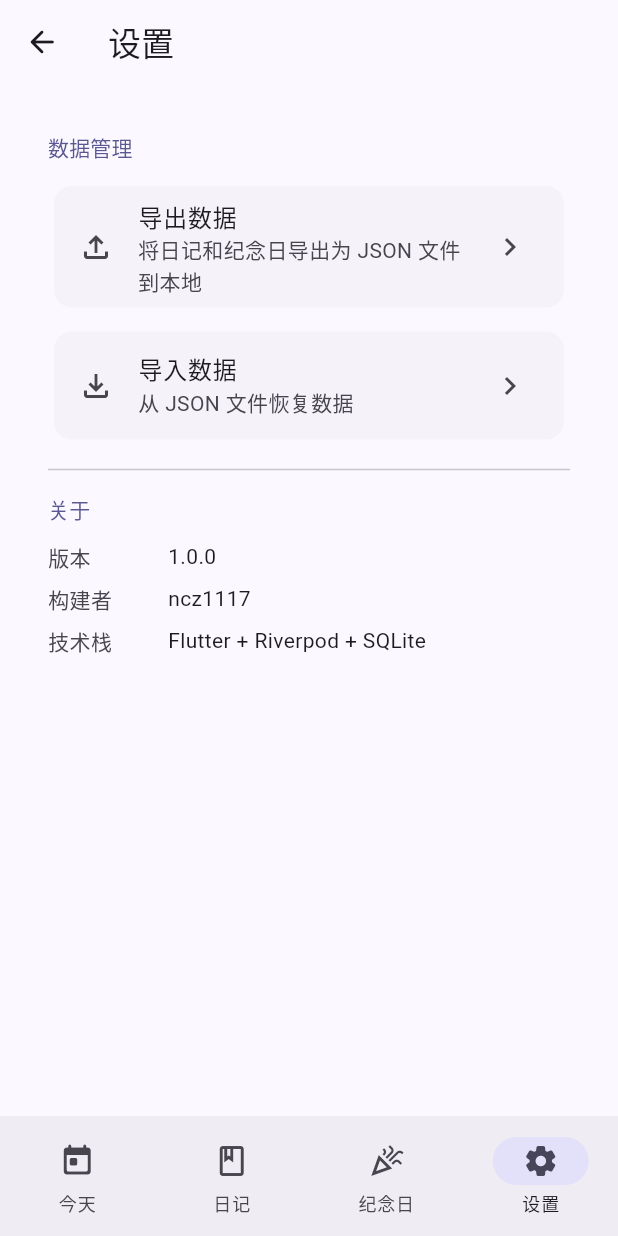
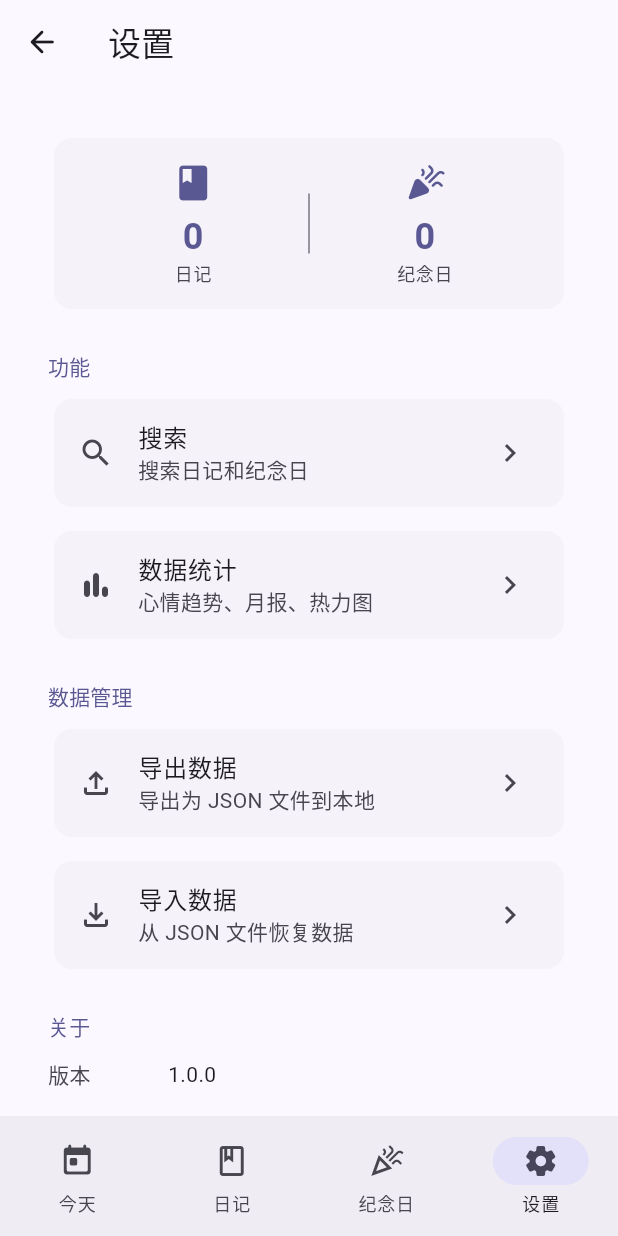
Before and after one commit to ncz1117/TraceLife, a Flutter app: the SettingsPage screen opened by its route, on a phone screen of 412 x 824 dp. Run offline on Flutter 3.47's test engine with Material 3 defaults, Android fonts, the phone set to English and light mode, and no system bars; our stand-ins replace file_picker, fl_chart, flutter_riverpod, freezed_annotation, go_router, sqflite and 1 more; missing offline and left inert: dart:html; accounts and stored records are empty.

Commit message:
feat: V2 Phase 7 - 设置页扩展：概览卡+导航+导入失效

```diff
--- a/lib/features/settings/settings_page.dart
+++ b/lib/features/settings/settings_page.dart
@@ -1,19 +1,23 @@
 import 'dart:io' show File;
 import 'package:flutter/foundation.dart';
 import 'package:flutter/material.dart';
+import 'package:flutter_riverpod/flutter_riverpod.dart';
+import 'package:go_router/go_router.dart';
 import 'package:file_picker/file_picker.dart';
 import '../../shared/widgets/app_scaffold.dart';
 import '../../shared/widgets/error_boundary.dart';
 import '../../core/theme/app_spacing.dart';
 import '../../core/services/backup_service.dart';
 import '../../core/services/downloader.dart';
+import '../stats/providers/stats_providers.dart';
 
-class SettingsPage extends StatelessWidget {
+class SettingsPage extends ConsumerWidget {
   const SettingsPage({super.key});
 
   @override
-  Widget build(BuildContext context) {
+  Widget build(BuildContext context, WidgetRef ref) {
     final colorScheme = Theme.of(context).colorScheme;
+    final summaryAsync = ref.watch(dataSummaryProvider);
 
     return AppScaffold(
       title: '设置',
@@ -21,24 +25,120 @@ class SettingsPage extends StatelessWidget {
       body: ListView(
         padding: const EdgeInsets.all(AppSpacing.lg),
         children: [
-          Text('数据管理',
-              style: Theme.of(context).textTheme.titleSmall?.copyWith(
-                    color: colorScheme.primary,
-                  )),
-          const SizedBox(height: AppSpacing.md),
+          // 数据概览卡
+          summaryAsync.when(
+            data: (s) => _buildSummaryCard(context, s),
+            loading: () => const Card(
+              child: Padding(
+                padding: EdgeInsets.all(AppSpacing.xl),
+                child: Center(child: CircularProgressIndicator()),
+              ),
+            ),
+            error: (e, _) => Card(
+              child: Padding(
+                padding: const EdgeInsets.all(AppSpacing.md),
+                child: Text('加载失败: $e'),
+              ),
+            ),
+          ),
+          const SizedBox(height: AppSpacing.xl),
+
+          // ── 导航 ──
+          _buildSectionHeader(context, '功能', colorScheme.primary),
+          const SizedBox(height: AppSpacing.sm),
+          _buildNavTile(
+            context,
+            icon: Icons.search,
+            title: '搜索',
+            subtitle: '搜索日记和纪念日',
+            onTap: () => context.push('/search'),
+          ),
+          const SizedBox(height: AppSpacing.sm),
+          _buildNavTile(
+            context,
+            icon: Icons.bar_chart_rounded,
+            title: '数据统计',
+            subtitle: '心情趋势、月报、热力图',
+            onTap: () => context.push('/stats'),
+          ),
+          const SizedBox(height: AppSpacing.xl),
+
+          // ── 数据管理 ──
+          _buildSectionHeader(context, '数据管理', colorScheme.primary),
+          const SizedBox(height: AppSpacing.sm),
           _buildExportButton(context),
           const SizedBox(height: AppSpacing.sm),
-          _buildImportButton(context),
-          const Divider(height: AppSpacing.xxl),
-          Text('关于',
-              style: Theme.of(context).textTheme.titleSmall?.copyWith(
-                    color: colorScheme.primary,
-                  )),
+          _buildImportButton(context, ref),
+          const SizedBox(height: AppSpacing.xl),
+
+          // ── 关于 ──
+          _buildSectionHeader(context, '关于', colorScheme.primary),
           const SizedBox(height: AppSpacing.sm),
           _buildAboutTile(context, '版本', '1.0.0'),
           _buildAboutTile(context, '构建者', 'ncz1117'),
           _buildAboutTile(context, '技术栈', 'Flutter + Riverpod + SQLite'),
+          _buildAboutTile(
+            context,
+            'GitHub',
+            'github.com/ncz1117/TraceLife',
+          ),
         ],
+      ),
+    );
+  }
+
+  Widget _buildSectionHeader(BuildContext context, String text, Color color) {
+    return Text(
+      text,
+      style: Theme.of(context).textTheme.titleSmall?.copyWith(color: color),
+    );
+  }
+
+  Widget _buildSummaryCard(BuildContext context, DataSummary s) {
+    return Card(
+      child: Padding(
+        padding: const EdgeInsets.all(AppSpacing.lg),
+        child: Row(
+          children: [
+            Expanded(
+              child: _SummaryItem(
+                icon: Icons.book_rounded,
+                label: '日记',
+                value: '${s.totalDiaries}',
+              ),
+            ),
+            Container(
+              width: 1,
+              height: 40,
+              color: Theme.of(context).dividerColor,
+            ),
+            Expanded(
+              child: _SummaryItem(
+                icon: Icons.celebration_rounded,
+                label: '纪念日',
+                value: '${s.totalCounters}',
+              ),
+            ),
+          ],
+        ),
+      ),
+    );
+  }
+
+  Widget _buildNavTile(
+    BuildContext context, {
+    required IconData icon,
+    required String title,
+    required String subtitle,
+    required VoidCallback onTap,
+  }) {
+    return Card(
+      child: ListTile(
+        leading: Icon(icon),
+        title: Text(title),
+        subtitle: Text(subtitle),
+        trailing: const Icon(Icons.chevron_right),
+        onTap: onTap,
       ),
     );
   }
@@ -48,7 +148,7 @@ class SettingsPage extends StatelessWidget {
       child: ListTile(
         leading: const Icon(Icons.file_upload_outlined),
         title: const Text('导出数据'),
-        subtitle: const Text('将日记和纪念日导出为 JSON 文件到本地'),
+        subtitle: const Text('导出为 JSON 文件到本地'),
         trailing: const Icon(Icons.chevron_right),
         onTap: () async {
           try {
@@ -71,7 +171,7 @@ class SettingsPage extends StatelessWidget {
     );
   }
 
-  Widget _buildImportButton(BuildContext context) {
+  Widget _buildImportButton(BuildContext context, WidgetRef ref) {
     return Card(
       child: ListTile(
         leading: const Icon(Icons.file_download_outlined),
@@ -91,6 +191,9 @@ class SettingsPage extends StatelessWidget {
                 ? String.fromCharCodes(file.bytes ?? [])
                 : await File(file.path!).readAsString();
             final count = await BackupService.importFromJson(json);
+
+            // 失效所有相关 provider
+            ref.invalidate(dataSummaryProvider);
 
             if (context.mounted) {
               ScaffoldMessenger.of(context).showSnackBar(
@@ -127,3 +230,35 @@ class SettingsPage extends StatelessWidget {
     );
   }
 }
+
+class _SummaryItem extends StatelessWidget {
+  final IconData icon;
+  final String label;
+  final String value;
+
+  const _SummaryItem({
+    required this.icon,
+    required this.label,
+    required this.value,
+  });
+
+  @override
+  Widget build(BuildContext context) {
+    final color = Theme.of(context).colorScheme.primary;
+    return Column(
+      children: [
+        Icon(icon, color: color, size: 28),
+        const SizedBox(height: 6),
+        Text(value,
+            style: Theme.of(context).textTheme.headlineSmall?.copyWith(
+                  fontWeight: FontWeight.w600,
+                  color: color,
+                )),
+        Text(label,
+            style: Theme.of(context).textTheme.bodySmall?.copyWith(
+                  color: Theme.of(context).colorScheme.onSurfaceVariant,
+                )),
+      ],
+    );
+  }
+}
--- a/lib/features/stats/providers/stats_providers.dart
+++ b/lib/features/stats/providers/stats_providers.dart
@@ -149,3 +149,39 @@ final streakProvider = FutureProvider<int>((ref) async {
 
 String _formatDate(DateTime d) =>
     '${d.year}-${d.month.toString().padLeft(2, '0')}-${d.day.toString().padLeft(2, '0')}';
+
+/// 概览数据 — 设置页用
+class DataSummary {
+  final int totalDiaries;
+  final int totalCounters;
+  final DateTime? firstDiaryDate;
+  final DateTime? latestDiaryDate;
+
+  const DataSummary({
+    required this.totalDiaries,
+    required this.totalCounters,
+    required this.firstDiaryDate,
+    required this.latestDiaryDate,
+  });
+}
+
+final dataSummaryProvider = FutureProvider<DataSummary>((ref) async {
+  final db = DatabaseHelper.instance;
+  // 全部查出来然后聚合（数据量小够用）
+  final allDiaries = await db.query('diaries', orderBy: 'date ASC');
+  final allCounters = await db.query('day_counters');
+
+  DateTime? first;
+  DateTime? latest;
+  if (allDiaries.isNotEmpty) {
+    first = DateTime.parse(allDiaries.first['date'] as String);
+    latest = DateTime.parse(allDiaries.last['date'] as String);
+  }
+
+  return DataSummary(
+    totalDiaries: allDiaries.length,
+    totalCounters: allCounters.length,
+    firstDiaryDate: first,
+    latestDiaryDate: latest,
+  );
+});
```
